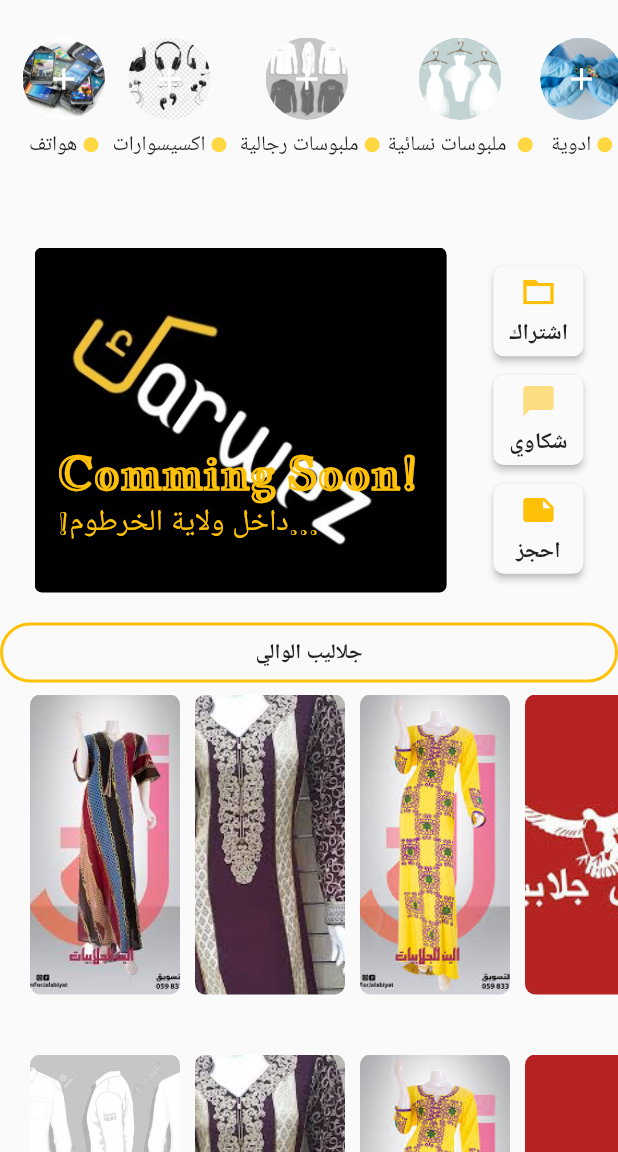
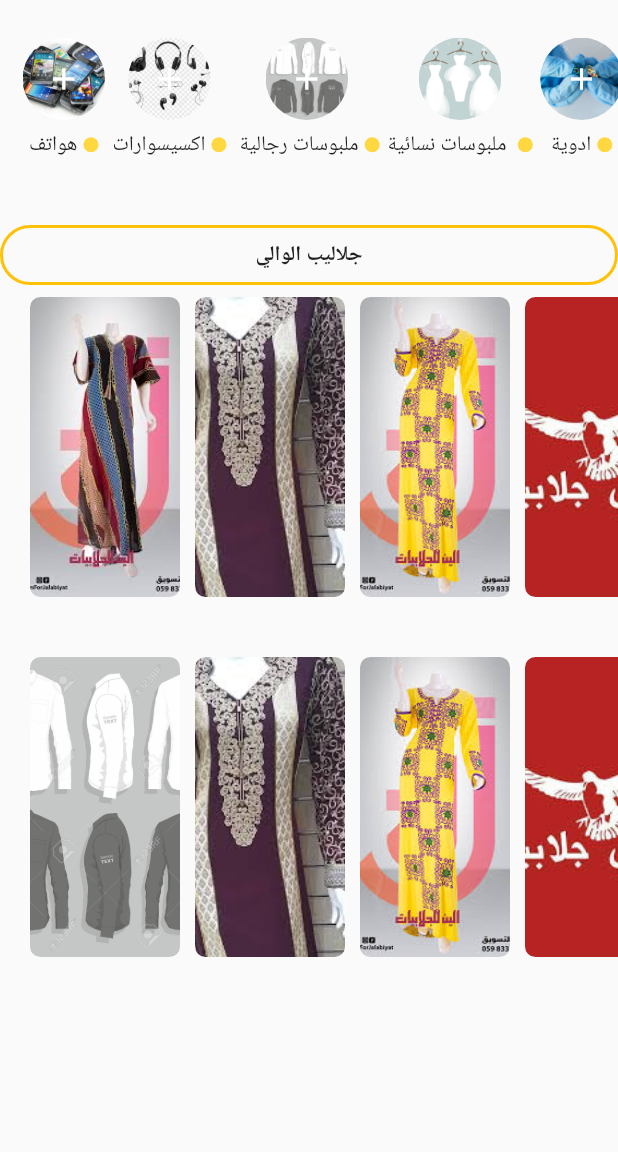
Before and after one commit to Goombugi/Karwez, a Flutter app: the screen it shows after launch, on a phone screen of 412 x 824 dp, the part 84-1236 px from its top. Run offline on Flutter 3.47's test engine with Material 2 defaults, Android fonts, the phone set to English and light mode, and no system bars.

Commit message:
Removing some code

```diff
--- a/lib/main.dart
+++ b/lib/main.dart
@@ -23,28 +23,48 @@ class _HomeState extends State<Home> {
         elevation: 0.0,
         backgroundColor: Colors.amberAccent,
 
-        title: Text('Karwez',
+        title: !isSearching ? Text('Karwez',
           style: TextStyle(
             fontFamily: 'Jacques-font',
             fontSize: 35.0,
             color: Colors.black,
           ),
-        ),
+        ): TextField(
+         decoration: InputDecoration(
+          icon: Icon(Icons.search),
+
+         hintText: 'اكتب اسم المنتج'
+         ),),
         centerTitle: true,
+        actions: [
+         isSearching ? IconButton(
+            icon: Icon(Icons.cancel),
+            color: Colors.black,
+            iconSize: 35.0,
+            onPressed: () {
+            setState((){
+            this.isSearching = false;
+            });
+            },
+          ):
+         IconButton(
+            icon: Icon(Icons.search),
+            color: Colors.black,
+            iconSize: 35.0,
+            onPressed: () {
+            setState((){
+            this.isSearching = true;
+            });
+            },
+          ),
+        ],
         leading: IconButton(
           icon: Icon(Icons.menu),
           color: Colors.black,
           iconSize: 35.0,
           onPressed: () {},
         ),
-        actions: [
-          IconButton(
-            icon: Icon(Icons.search),
-            color: Colors.black,
-            iconSize: 35.0,
-            onPressed: () {},
-          ),
-        ],
+
       ),
 
       body: ListView(
@@ -71,151 +91,9 @@ class _HomeState extends State<Home> {
               ],
             ),
           ),
-          SizedBox(height: 15.0),
-          Container(
-            padding: EdgeInsets.all(10.0),
-            height: 250.0,
-            child: Row(
-              mainAxisAlignment: MainAxisAlignment.spaceEvenly,
-              children: [
-                Column(
-                  children: [
-                    Stack(
-                      children: [
-                        Container(
-                          height: 230.0,
-                          width: MediaQuery
-                              .of(context)
-                              .size
-                              .width - MediaQuery
-                              .of(context)
-                              .size
-                              .width / 3,
-                          decoration: BoxDecoration(
-                            borderRadius: BorderRadius.circular(5.0),
-                            image: DecorationImage(
-                              image: AssetImage('assets/K-Black1.jpg'),
-                              fit: BoxFit.cover,
-                            ),
-                          ),
-                        ),
-                        Positioned(
-                            left: 15.0,
-                            top: 130.0,
-                            child: Column(
-                              crossAxisAlignment: CrossAxisAlignment.start,
-                              children: [
-                                Text('Comming Soon!',
-                                  style: TextStyle(
-                                      color: Colors.amber,
-                                      fontFamily: 'Jacques-font',
-                                      fontSize: 30.0,
-                                      fontWeight: FontWeight.bold),
-                                ),
-                                Text('!داخل ولاية الخرطوم...',
-                                  style: TextStyle(
-                                    color: Colors.amber,
-                                    fontFamily: 'Jacques-font',
-                                    fontSize: 20.0,
-                                  ),
 
-                                ),
-                              ],
-                            )
-                        ),
-                      ],
-                    )
-                  ],
-                ),
-                SizedBox(width: 5.0),
-                Column(
-                  mainAxisAlignment: MainAxisAlignment.spaceEvenly,
-                  children: [
-                    Material(
-                        borderRadius: BorderRadius.circular(7.0),
-                        elevation: 2.0,
-                        child: Container(
-                          height: 60.0,
-                          width: 60.0,
-                          decoration: BoxDecoration(
-                              borderRadius: BorderRadius.circular(7.0)
-                          ),
-                          child: Column(
-                            mainAxisAlignment: MainAxisAlignment.spaceEvenly,
-                            children: [
-                              Icon(Icons.folder_open_sharp,
-                                  color: Colors.amber),
-                              Text(
-                                'اشتراك',
-                                style: TextStyle(
-                                    fontFamily: 'Jacques-font',
-                                    fontSize: 15.0,
-                                    fontWeight: FontWeight.bold),
-                              )
 
-                            ],
-                          ),
 
-                        )
-                    ),
-                    Material(
-                      borderRadius: BorderRadius.circular(7.0),
-                      elevation: 2.0,
-                      child: Container(
-                        height: 60.0,
-                        width: 60.0,
-                        decoration: BoxDecoration(
-                            borderRadius: BorderRadius.circular(7.0)
-                        ),
-                        child: Column(
-                          mainAxisAlignment: MainAxisAlignment.spaceEvenly,
-                          children: [
-                            Icon(Icons.chat_bubble,
-                                color: Colors.amber.withOpacity(0.5)),
-                            Text(
-                              'شكاوي',
-                              style: TextStyle(
-                                  fontFamily: 'Jacques-font',
-                                  fontSize: 15.0,
-                                  fontWeight: FontWeight.bold),
-                            ),
-
-                          ],
-                        ),
-
-                      ),
-                    ),
-
-                    Material(
-                      borderRadius: BorderRadius.circular(7.0),
-                      elevation: 2.0,
-                      child: Container(
-                        height: 60.0,
-                        width: 60.0,
-                        decoration: BoxDecoration(
-                            borderRadius: BorderRadius.circular(7.0)
-                        ),
-                        child: Column(
-                          mainAxisAlignment: MainAxisAlignment.spaceEvenly,
-                          children: [
-                            Icon(Icons.note, color: Colors.amber),
-                            Text(
-                              'احجز',
-                              style: TextStyle(
-                                  fontFamily: 'Jacques-font',
-                                  fontSize: 15.0,
-                                  fontWeight: FontWeight.bold),
-                            )
-                          ],
-                        ),
-
-                      ),
-                    ),
-                  ],
-                )
-              ],
-            ),
-          ),
           SizedBox(height: 10.0),
           // Women dresses
          Container(
```
